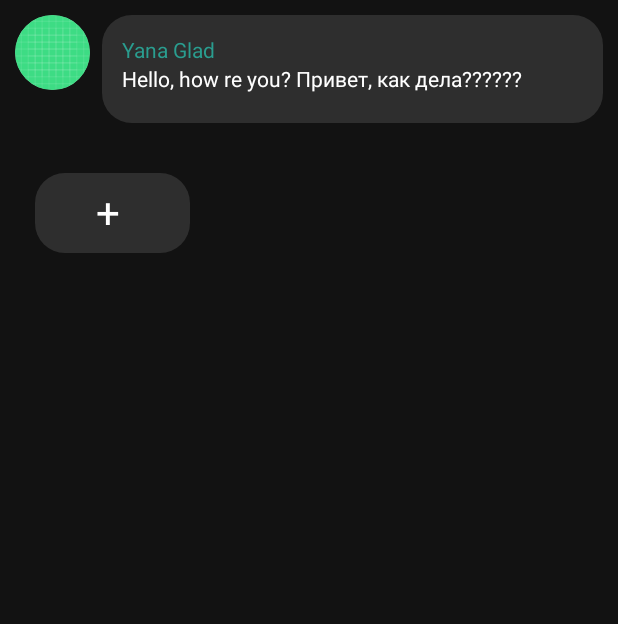
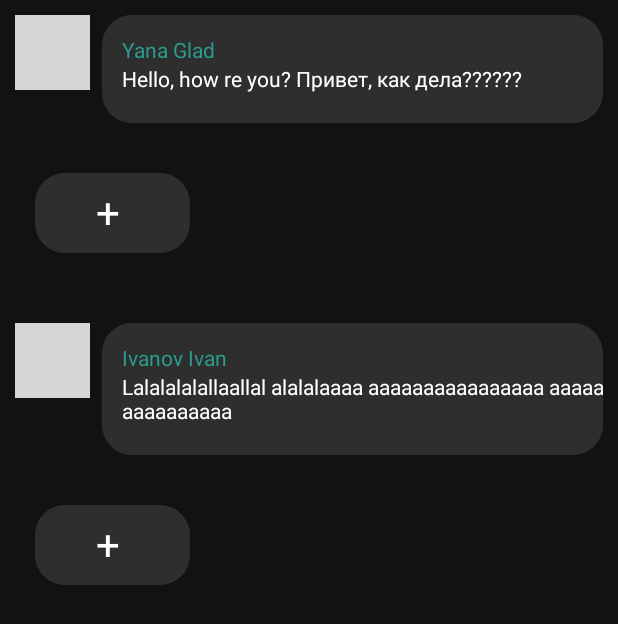
Before and after one commit to YanaGlad/EmojiFlexBoxLayout, an Android app: the screen it shows after launch (MainActivity), on a phone screen of 412 x 824 dp. Shown: the top 624 px of the screen. Run offline under Robolectric (Android 15) with nearby library versions, the light colour scheme and no system bars; grey boxes are pictures that could not be loaded.

Commit message:
Multiply messages enabled

```diff
--- a/app/src/main/java/com/example/emoji/MainActivity.kt
+++ b/app/src/main/java/com/example/emoji/MainActivity.kt
@@ -1,7 +1,15 @@
 package com.example.emoji
 
 import android.os.Bundle
+import android.view.View
+import android.widget.AdapterView
+import android.widget.ArrayAdapter
+import android.widget.GridView
+import android.widget.TextView
+import androidx.appcompat.app.AlertDialog
 import androidx.appcompat.app.AppCompatActivity
+import com.example.emoji.customview.EmojiFactory
+import com.example.emoji.customview.EmojiMessageView
 
 
 class MainActivity : AppCompatActivity() {
@@ -11,5 +19,48 @@ class MainActivity : AppCompatActivity() {
         super.onCreate(savedInstanceState)
         binding = com.example.emoji.databinding.ActivityMainBinding.inflate(layoutInflater)
         setContentView(binding.root)
+
+        val emojiView = EmojiMessageView(this).apply {
+            name = "Yana Glad"
+            messageText = getString(R.string.how_are_u)
+            image = R.drawable.ic_user
+            reactions = EmojiFactory().getEmoji()
+            onPlusClickLister = View.OnClickListener { it?.isSelected = !it?.isSelected!! }
+            showAlertDialog = { defaultAlertDialog() }
+
+        }
+        binding.linear.addView(emojiView)
+
+        val emojiView2 = EmojiMessageView(this).apply {
+            name = "Ivanov Ivan"
+            messageText = "Lalalalalallaallal alalalaaaa aaaaaaaaaaaaaaaa aaaaaaaaaa aaaaaaaaaa"
+            image = R.drawable.ic_user
+            reactions = EmojiFactory().getAnotherEmoji()
+            onPlusClickLister = View.OnClickListener { it?.isSelected = !it?.isSelected!! }
+            showAlertDialog = { defaultAlertDialog() }
+
+        }
+        binding.linear.addView(emojiView2)
+    }
+
+    private fun EmojiMessageView.defaultAlertDialog() {
+        val gridView = GridView(context)
+        gridView.apply {
+            adapter = ArrayAdapter(context, android.R.layout.simple_list_item_1, reactions)
+            numColumns = 5
+        }
+
+        val builder: AlertDialog.Builder = AlertDialog.Builder(context)
+        builder.setView(gridView)
+        val alert = builder.create()
+
+        gridView.onItemClickListener =
+            AdapterView.OnItemClickListener { parent, _, position, _ ->
+                setupText.value = (parent.getChildAt(position) as TextView).text.toString()
+                reactions.removeAt(position)
+                alert.hide()
+            }
+
+        alert.show()
     }
 }
--- a/app/src/main/java/com/example/emoji/customview/EmojiFactory.kt
+++ b/app/src/main/java/com/example/emoji/customview/EmojiFactory.kt
@@ -18,4 +18,22 @@ class EmojiFactory {
         "\uD83E\uDD73",
         "\uD83D\uDE2F\t"
     )
+
+    fun getAnotherEmoji() : ArrayList<String> = arrayListOf(
+        "\uD83D\uDE30\t",
+        "\uD83D\uDE31",
+        "\uD83E\uDD2C",
+        "\uD83E\uDD74\t",
+        "\uD83D\uDE0D",
+        "\uD83D\uDE43",
+        "\uD83D\uDE05",
+        "\uD83E\uDDD0",
+        "\uD83E\uDD75",
+        "\uD83E\uDD22",
+        "\uD83D\uDE37",
+        "\uD83D\uDC7D",
+        "\uD83E\uDD21",
+        "\uD83D\uDE08",
+        "\uD83D\uDC4B"
+    )
 }
--- a/app/src/main/java/com/example/emoji/customview/EmojiMessageView.kt
+++ b/app/src/main/java/com/example/emoji/customview/EmojiMessageView.kt
@@ -1,22 +1,19 @@
 package com.example.emoji.customview
 
 import android.content.Context
+import android.content.res.TypedArray
 import android.graphics.Rect
 import android.util.AttributeSet
 import android.view.LayoutInflater
+import android.view.View.OnClickListener
 import android.view.ViewGroup
-import android.widget.AdapterView
-import android.widget.ArrayAdapter
-import android.widget.GridView
-import android.widget.TextView
-import androidx.appcompat.app.AlertDialog
 import androidx.appcompat.content.res.AppCompatResources.getDrawable
 import androidx.lifecycle.LifecycleOwner
 import androidx.lifecycle.MutableLiveData
 import com.example.emoji.R
-import com.example.emoji.support.rect
 import com.example.emoji.support.height
 import com.example.emoji.support.layout
+import com.example.emoji.support.rect
 import com.example.emoji.support.width
 
 class EmojiMessageView @JvmOverloads constructor(
@@ -33,55 +30,68 @@ class EmojiMessageView @JvmOverloads constructor(
     private val tvMessageRect = Rect()
     private val flexboxRect = Rect()
 
-    private var setupText: MutableLiveData<String> = MutableLiveData<String>()
-    private var list = EmojiFactory().getEmoji()
+    var setupText: MutableLiveData<String> = MutableLiveData<String>()
+    var reactions = EmojiFactory().getEmoji()
 
-    private fun showAlertDialog() {
-        val gridView = GridView(context)
-        gridView.apply {
-            adapter = ArrayAdapter(context, android.R.layout.simple_list_item_1, list)
-            numColumns = 5
-        }
+    var messageText = "Message test"
+    var name = "Yana Glad"
+    var image: Int = R.drawable.ic_image
+    var onPlusClickLister: OnClickListener = OnClickListener { }
+    var showAlertDialog: () -> Unit = {}
 
-
-        val builder: AlertDialog.Builder = AlertDialog.Builder(context)
-        builder.setView(gridView)
-        val alert = builder.create()
-
-        gridView.onItemClickListener =
-            AdapterView.OnItemClickListener { parent, _, position, _ ->
-                setupText.value = (parent.getChildAt(position) as TextView).text.toString()
-                list.removeAt(position)
-                alert.hide()
-            }
-
-        alert.show()
-    }
+    val plus = EmojiView(context)
 
     init {
+        val typedArray: TypedArray = context.obtainStyledAttributes(
+            attrs,
+            R.styleable.EmojiMessageView,
+            defStyleAttrs,
+            defStyleRes
+        )
+
+        messageText = typedArray.getString(R.styleable.EmojiMessageView_message) ?: messageText
+        name = typedArray.getString(R.styleable.EmojiMessageView_message) ?: name
+        image = typedArray.getInteger(R.styleable.EmojiMessageView_image, image)
+
         LayoutInflater.from(context).inflate(R.layout.emoji_view_group, this, true)
 
         avatar = findViewById(R.id.avatar)
         messageView = findViewById(R.id.message_title)
+
+        setupValues(context)
+
         flexboxLayout = findViewById(R.id.flexbox)
 
         setupText.value = ""
 
-        val plus = EmojiView(context)
+
         plus.background = getDrawable(context, R.drawable.bg_custom_text_view)
         plus.tap_count = 0
         plus.text = "  +"
 
-        plus.setOnClickListener {
-            it.isSelected = !it.isSelected
-        }
+        plus.setOnClickListener(onPlusClickLister)
 
         flexboxLayout.addView(plus)
         flexboxLayout.requestLayout()
 
         setupText.observe((context as LifecycleOwner), {
+            addCustomEmoji(context)
+        })
+
+        setupPlusClickListener(context)
+
+        for (i in 1 until flexboxLayout.childCount) {
+            (flexboxLayout.getChildAt(i) as EmojiView).apply {
+                background = getDrawable(context, R.drawable.bg_custom_text_view)
+                setOnClickListener {
+                    it.isSelected = !it.isSelected
+                }
+            }
+        }
+    }
+
+    private fun addCustomEmoji(context: Context) {
         val view = EmojiView(context)
-
         view.apply {
             text = setupText.value!!
             if (setupText.value?.length!! >= 1) {
@@ -94,29 +104,29 @@ class EmojiMessageView @JvmOverloads constructor(
                 flexboxLayout.requestLayout()
             }
         }
-        })
+    }
 
-
+    private fun setupPlusClickListener(context: Context) {
         (flexboxLayout.getChildAt(0) as EmojiView).apply {
             background = getDrawable(context, R.drawable.bg_custom_text_view)
             tap_count = 0
             setOnClickListener {
                 it.isSelected = !it.isSelected
-                if (list.isNotEmpty())
+                if (reactions.isNotEmpty())
                     showAlertDialog()
                 it.isSelected = !it.isSelected
             }
         }
+    }
 
+    private fun setupValues(context: Context) {
+        avatar.setImageDrawable(getDrawable(context, image))
+        messageView.message.text = messageText
+        messageView.name.text = name
+        plus.setOnClickListener(onPlusClickLister)
+        if (flexboxLayout != null)
+            setupPlusClickListener(context)
 
-        for (i in 1 until flexboxLayout.childCount) {
-            (flexboxLayout.getChildAt(i) as EmojiView).apply {
-                background = getDrawable(context, R.drawable.bg_custom_text_view)
-                setOnClickListener {
-                    it.isSelected = !it.isSelected
-                }
-            }
-        }
     }
 
 
@@ -163,6 +173,8 @@ class EmojiMessageView @JvmOverloads constructor(
                 messageView.bottom - 50, r - 150
             )
         )
+
+        setupValues(context)
     }
 
     override fun generateDefaultLayoutParams(): LayoutParams =
--- a/app/src/main/java/com/example/emoji/customview/FlexBoxLayout.kt
+++ b/app/src/main/java/com/example/emoji/customview/FlexBoxLayout.kt
@@ -43,7 +43,7 @@ class FlexBoxLayout(context: Context, attributeSet: AttributeSet) :
 
                 lineHeight = max(lineHeight, child.measuredHeight + layoutParams.verticalSpacing)
 
-                if ((x + childWidth) > width) {
+                if (x > width+ childWidth) {
                     x = paddingLeft
                     y += lineHeight
                 }
@@ -56,8 +56,7 @@ class FlexBoxLayout(context: Context, attributeSet: AttributeSet) :
             getMode(heightMeasureSpec) == AT_MOST && y + lineHeight < height
         ) height = y + lineHeight
 
-
-        setMeasuredDimension(width, height)
+        setMeasuredDimension(width, height + lineHeight)
     }
 
     override fun onLayout(changed: Boolean, left: Int, top: Int, right: Int, bottom: Int) {
--- a/app/src/main/java/com/example/emoji/customview/MessageLayout.kt
+++ b/app/src/main/java/com/example/emoji/customview/MessageLayout.kt
@@ -19,16 +19,16 @@ class MessageLayout @JvmOverloads constructor(
     defStyleRes: Int = 0
 ) : ViewGroup(context, attrs, defStyleAttrs, defStyleRes) {
 
-    private val name: TextView
-    private val message: TextView
+    val name: TextView
+    var message: TextView
     private val nameRect = Rect()
     private val messageRect = Rect()
 
     init {
         LayoutInflater.from(context).inflate(R.layout.message_view_group, this, true)
-        name = findViewById(R.id.tv_name)
+        name = findViewById(R.id.name)
         name.setTextColor(resources.getColor(R.color.name_color))
-        message = findViewById(R.id.tv_message)
+        message = findViewById(R.id.msg)
         message.setTextColor(resources.getColor(R.color.white))
     }
 
@@ -57,7 +57,7 @@ class MessageLayout @JvmOverloads constructor(
             resolveSize(totalWidth, widthMeasureSpec),
             resolveSize(
                 message.height() + name.height() + 50,
-                maxOf(message.width(), name.width())
+                maxOf(message.width(), name.width()-10)
             )
         )
     }
--- /dev/null
+++ b/app/src/main/java/com/example/emoji/model/User.kt
@@ -0,0 +1,7 @@
+package com.example.emoji.model
+
+data class User(
+    val name : String,
+    val message : String,
+    val picture : Int
+)
--- a/app/src/main/java/com/example/emoji/support/Support.kt
+++ b/app/src/main/java/com/example/emoji/support/Support.kt
@@ -1,11 +1,8 @@
 package com.example.emoji.support
 
-import android.content.res.Resources
 import android.graphics.Rect
 import android.view.View
 import android.view.ViewGroup
-import androidx.annotation.Px
-import kotlin.math.roundToInt
 
 
 fun View.width(): Int {
--- a/app/src/main/res/layout/activity_main.xml
+++ b/app/src/main/res/layout/activity_main.xml
@@ -1,11 +1,16 @@
 <?xml version="1.0" encoding="utf-8"?>
-<androidx.constraintlayout.widget.ConstraintLayout xmlns:android="http://schemas.android.com/apk/res/android"
-    android:layout_width="wrap_content"
+<androidx.appcompat.widget.LinearLayoutCompat
+    xmlns:android="http://schemas.android.com/apk/res/android"
+    android:layout_width="match_parent"
     android:layout_height="match_parent"
+    android:orientation="vertical"
+    android:id="@+id/linear"
     android:padding="10dp">
 
+
+    <!--
     <com.example.emoji.customview.EmojiMessageView
         android:layout_width="match_parent"
-        android:layout_height="match_parent" />
+        android:layout_height="wrap_content" /> -->
 
-</androidx.constraintlayout.widget.ConstraintLayout>
+</androidx.appcompat.widget.LinearLayoutCompat>
--- a/app/src/main/res/layout/message_view_group.xml
+++ b/app/src/main/res/layout/message_view_group.xml
@@ -6,7 +6,7 @@
     tools:parentTag="com.example.emoji.customview.EmojiMessageView">
 
     <TextView
-        android:id="@+id/tv_name"
+        android:id="@+id/name"
         android:layout_width="wrap_content"
         android:layout_height="wrap_content"
         android:text="@string/yana_glad"
@@ -14,7 +14,7 @@
 
 
     <TextView
-        android:id="@+id/tv_message"
+        android:id="@+id/msg"
         android:layout_width="wrap_content"
         android:layout_height="wrap_content"
         android:layout_marginEnd="40dp"
--- a/app/src/main/res/values/attrs.xml
+++ b/app/src/main/res/values/attrs.xml
@@ -6,6 +6,12 @@
         <attr name="textSize" format="dimension" />
         <attr name="corner_radius" format="dimension" />
         <attr name="tap_count" format="integer" />
+    </declare-styleable>
+
+    <declare-styleable name="EmojiMessageView">
+        <attr name="name" format="string" />
+        <attr name="message" format="string" />
+        <attr name="image" format="integer" />
     </declare-styleable>
 
     <declare-styleable name="RoundCornerView">
```
Lines whose indentation alone changed are shown as unchanged.
